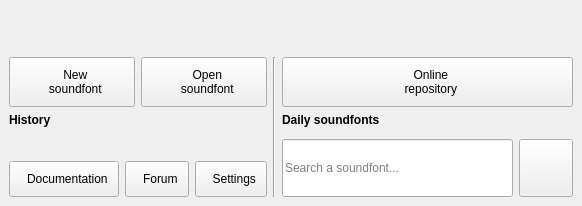
Above: sources/mainwindow/mainwindow.ui from davy7125/polyphone before the change. Below: the same form after it.
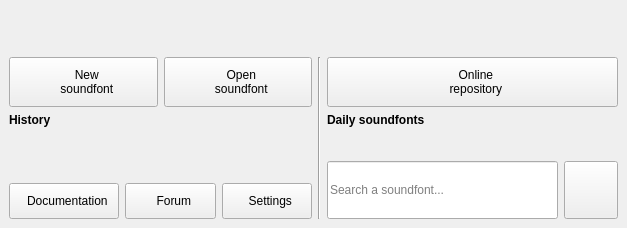
That is the form after the change. Custom widgets are drawn as their Qt base class.

Diff of the .ui file:
```diff
--- a/sources/mainwindow/mainwindow.ui
+++ b/sources/mainwindow/mainwindow.ui
@@ -2,8 +2,13 @@
 <ui version="4.0">
  <class>MainWindow</class>
  <widget class="QWidget" name="MainWindow">
-  <property name="windowTitle">
-   <string>Form</string>
+  <property name="geometry">
+   <rect>
+    <x>0</x>
+    <y>0</y>
+    <width>627</width>
+    <height>228</height>
+   </rect>
   </property>
   <layout class="QVBoxLayout" name="verticalLayout">
    <property name="spacing">
```
Left out of the diff: 2 changed lines with no effect on the pictures.
